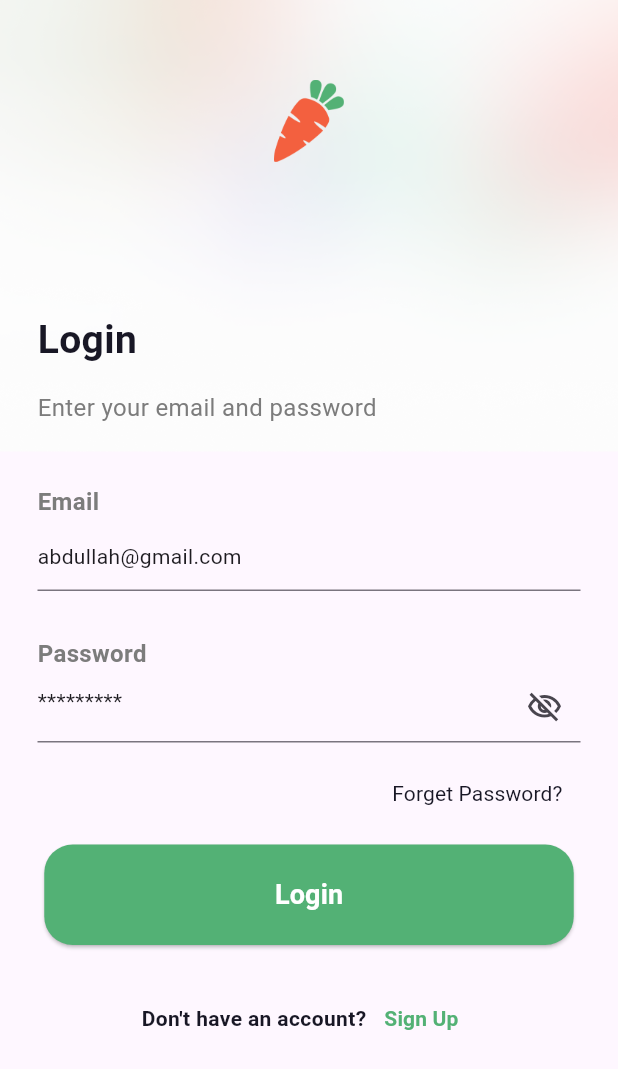
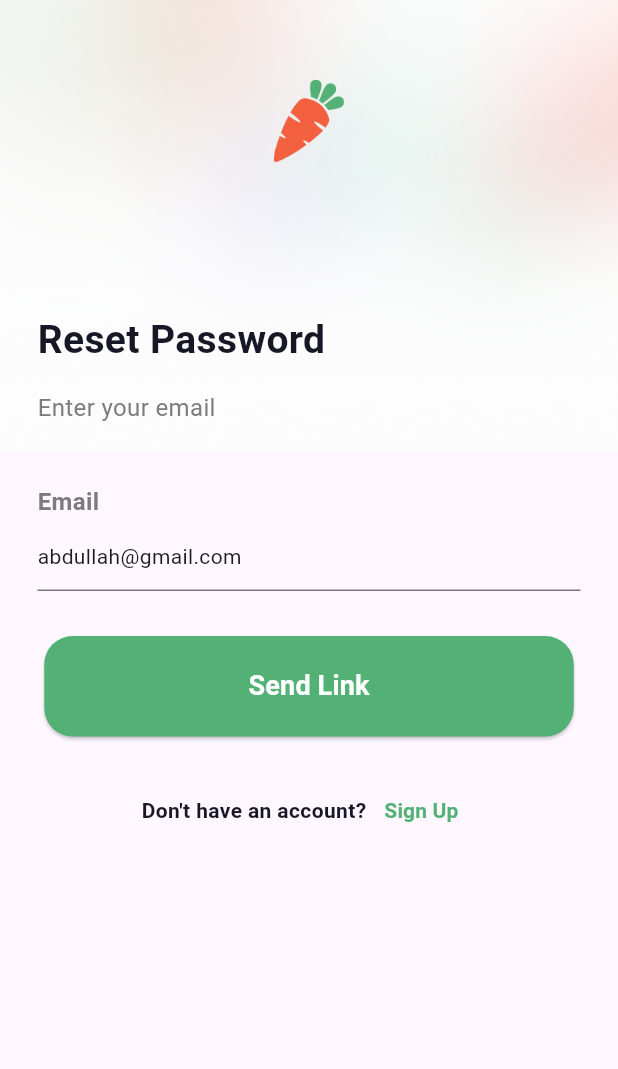
Before and after one commit to AbRehman536/batch_1_flutter, a Flutter app: the LoginScreen screen opened directly, after a tap on "Forget Password?", on a phone screen of 412 x 824 dp. Shown: the top 1069 px of the screen. Run offline on Flutter 3.47's test engine with Material 3 defaults, Android fonts, the phone set to English and light mode, and no system bars; our stand-ins replace carousel_slider, cloud_firestore, device_preview, firebase_auth, firebase_core, flutter_screenutil and 3 more; accounts and stored records are empty.

Commit message:
Login, Reset, Logout Done

```diff
--- a/lib/main.dart
+++ b/lib/main.dart
@@ -9,6 +9,7 @@ import 'package:owais_project/extra/tab_bar.dart';
 import 'package:owais_project/firebase_options.dart';
 import 'package:owais_project/screens/admin_panel/products/create_product.dart';
 import 'package:owais_project/screens/admin_panel/products/get_all_products.dart';
+import 'package:owais_project/screens/auth_screen/auth_wrapper.dart';
 import 'package:owais_project/screens/auth_screen/login.dart';
 import 'package:owais_project/screens/auth_screen/signup.dart';
 import 'package:owais_project/screens/home/beverages.dart';
@@ -60,7 +61,7 @@ class MyApp extends StatelessWidget {
             useMaterial3: true,
           ),
 
-          home: SignUpScreen(),
+          home: SplashScreen(),
         );
       },
     );
--- a/lib/screens/auth_screen/login.dart
+++ b/lib/screens/auth_screen/login.dart
@@ -1,6 +1,11 @@
 import 'package:flutter/material.dart';
 import 'package:owais_project/constants/app_assets.dart';
 import 'package:owais_project/constants/app_colors.dart';
+import 'package:owais_project/screens/admin_panel/products/get_all_products.dart';
+import 'package:owais_project/screens/auth_screen/reset_password.dart';
+import 'package:owais_project/screens/auth_screen/signup.dart';
+import 'package:owais_project/screens/home/bottom_bar.dart';
+import 'package:owais_project/services/auth.dart';
 import 'package:owais_project/utils/widgets/custom_button.dart';
 import 'package:owais_project/utils/widgets/custom_textField.dart';
 
@@ -12,6 +17,9 @@ class LoginScreen extends StatefulWidget {
 }
 
 class _LoginScreenState extends State<LoginScreen> {
+  TextEditingController emailController = TextEditingController();
+  TextEditingController passwordController = TextEditingController();
+  bool isLoading = false;
   @override
   Widget build(BuildContext context) {
     return Scaffold(
@@ -48,6 +56,7 @@ class _LoginScreenState extends State<LoginScreen> {
                     color: Color(0xff7C7C7C)
                 ),),
                 CustomTextField(
+                  controller: emailController,
                     hint: "abdullah@gmail.com"),
                 SizedBox(height: 30,),
                 Text("Password",style: TextStyle(
@@ -56,13 +65,16 @@ class _LoginScreenState extends State<LoginScreen> {
                     color: Color(0xff7C7C7C)
                 ),),
                 CustomTextField(
+                  controller: passwordController,
                   hint: "*********",
                   suffixIcon: Icon(Icons.visibility_off_outlined),
                 ),
                 SizedBox(height: 10,),
                 Align(
                   alignment: Alignment.centerRight,
-                  child: TextButton(onPressed: (){}, child: Text("Forget Password?",
+                  child: TextButton(onPressed: (){
+                    Navigator.push(context, MaterialPageRoute(builder: (context)=> ResetPassword()));
+                  }, child: Text("Forget Password?",
                     style: TextStyle(
                         fontSize: 14,
                         fontWeight: FontWeight.w400,
@@ -70,7 +82,46 @@ class _LoginScreenState extends State<LoginScreen> {
                     ),)),
                 ),
                 SizedBox(height: 10,),
-                Center(child: CustomButton(btnLabel: "Login", onPressed: (){})),
+                isLoading ? Center(child: CircularProgressIndicator(),)
+                : Center(
+                    child: CustomButton(
+                        btnLabel: "Login",
+                        onPressed: ()async{
+                          try{
+                            isLoading = true;
+                            setState(() {});
+                            await AuthService().loginUser(
+                                email: emailController.text,
+                                password: passwordController.text)
+                                .then((val){
+                                  if(val.emailVerified == true){
+                                    Navigator.pushReplacement(context, MaterialPageRoute(builder: (context)=> BottomBarScreen()));
+                                  }else{
+                                    isLoading = false;
+                                    setState(() {});
+                                    showDialog(
+                                      context: context,
+                                      builder: (BuildContext context) {
+                                        return AlertDialog(
+                                          content: Text("Kindly Verify Your Email"),
+                                          actions: [
+                                            CustomButton(btnLabel: "Back", onPressed: (){
+                                              Navigator.pop(context);
+                                            })
+                                          ],
+                                        );
+                                      },);
+                                  }
+                            });
+                          }catch(e){
+                            isLoading = false;
+                            setState(() {});
+                            ScaffoldMessenger.of(context)
+                                .showSnackBar(SnackBar(content: Text(e.toString())));
+
+                          }
+                        }
+                    )),
 
                 SizedBox(height: 25,),
                 Row(
@@ -82,7 +133,9 @@ class _LoginScreenState extends State<LoginScreen> {
                           fontWeight: FontWeight.w600,
                           color: Color(0xff181725)
                       ),),
-                    TextButton(onPressed: (){}, child: Text("Sign Up",
+                    TextButton(onPressed: (){
+                      Navigator.push(context, MaterialPageRoute(builder: (context)=> SignUpScreen()));
+                    }, child: Text("Sign Up",
                       style: TextStyle(
                           fontSize: 14,
                           fontWeight: FontWeight.w600,
--- /dev/null
+++ b/lib/screens/auth_screen/reset_password.dart
@@ -0,0 +1,125 @@
+import 'package:flutter/material.dart';
+import 'package:owais_project/constants/app_assets.dart';
+import 'package:owais_project/constants/app_colors.dart';
+import 'package:owais_project/screens/admin_panel/products/get_all_products.dart';
+import 'package:owais_project/screens/auth_screen/signup.dart';
+import 'package:owais_project/screens/home/bottom_bar.dart';
+import 'package:owais_project/services/auth.dart';
+import 'package:owais_project/utils/widgets/custom_button.dart';
+import 'package:owais_project/utils/widgets/custom_textField.dart';
+
+class ResetPassword extends StatefulWidget {
+  const ResetPassword({super.key});
+
+  @override
+  State<ResetPassword> createState() => _ResetPasswordState();
+}
+
+class _ResetPasswordState extends State<ResetPassword> {
+  TextEditingController emailController = TextEditingController();
+  bool isLoading = false;
+  @override
+  Widget build(BuildContext context) {
+    return Scaffold(
+      body: Stack(
+        children: [
+          Image.asset(AppAssets.backgroundImage),
+          Padding(
+            padding: const EdgeInsets.all(25.0),
+            child: Column(
+              crossAxisAlignment: CrossAxisAlignment.start,
+              children: [
+                SizedBox(height: 28,),
+                Align(
+                    alignment: Alignment.center,
+                    child: Image.asset(AppAssets.carrotImage,width: 47,height: 55,)),
+
+                SizedBox(height: 100,),
+                Text("Reset Password",style: TextStyle(
+                    fontSize: 26,
+                    fontWeight: FontWeight.w600,
+                    color: Color(0xff181725)
+                ),),
+                SizedBox(height: 15,),
+                Text("Enter your email "
+                  ,style: TextStyle(
+                      fontSize: 16,
+                      fontWeight: FontWeight.w400,
+                      color: Color(0xff7C7C7C)
+                  ),),
+                SizedBox(height: 40,),
+                Text("Email",style: TextStyle(
+                    fontSize: 16,
+                    fontWeight: FontWeight.w600,
+                    color: Color(0xff7C7C7C)
+                ),),
+                CustomTextField(
+                    controller: emailController,
+                    hint: "abdullah@gmail.com"),
+                SizedBox(height: 30,),
+                isLoading ? Center(child: CircularProgressIndicator(),)
+                    : Center(
+                    child: CustomButton(
+                        btnLabel: "Send Link",
+                        onPressed: ()async{
+                          try{
+                            isLoading = true;
+                            setState(() {});
+                            await AuthService().resetPassword(
+                                email: emailController.text,)
+                                .then((val){
+                              isLoading = false;
+                              setState(() {});
+                              showDialog(
+                                context: context,
+                                builder: (BuildContext context) {
+                                  return AlertDialog(
+                                    content: Text("Link Send Successfully"),
+                                    actions: [
+                                      CustomButton(
+                                          btnLabel: "Okay", onPressed: (){
+                                        Navigator.pop(context);
+                                        Navigator.pop(context);
+                                      })
+                                    ],
+                                  );
+                                },);
+                            });
+                          }catch(e){
+                            isLoading = false;
+                            setState(() {});
+                            ScaffoldMessenger.of(context)
+                                .showSnackBar(SnackBar(content: Text(e.toString())));
+
+                          }
+                        }
+                    )),
+
+                SizedBox(height: 25,),
+                Row(
+                  mainAxisAlignment: MainAxisAlignment.center,
+                  children: [
+                    Text("Don't have an account?",
+                      style: TextStyle(
+                          fontSize: 14,
+                          fontWeight: FontWeight.w600,
+                          color: Color(0xff181725)
+                      ),),
+                    TextButton(onPressed: (){
+                      Navigator.push(context, MaterialPageRoute(builder: (context)=> SignUpScreen()));
+                    }, child: Text("Sign Up",
+                      style: TextStyle(
+                          fontSize: 14,
+                          fontWeight: FontWeight.w600,
+                          color: AppColors.primaryColor
+                      ),))
+                  ],
+                )
+              ],
+            ),
+          ),
+        ],
+      ),
+    );
+  }
+}
--- a/lib/screens/auth_screen/signup.dart
+++ b/lib/screens/auth_screen/signup.dart
@@ -2,6 +2,7 @@ import 'package:flutter/material.dart';
 import 'package:owais_project/constants/app_assets.dart';
 import 'package:owais_project/constants/app_colors.dart';
 import 'package:owais_project/models/User_model.dart';
+import 'package:owais_project/screens/auth_screen/login.dart';
 import 'package:owais_project/services/auth.dart';
 import 'package:owais_project/services/user_service.dart';
 import 'package:owais_project/utils/widgets/custom_button.dart';
@@ -110,6 +111,7 @@ class _SignUpScreenState extends State<SignUpScreen> {
                                             CustomButton(
                                                 btnLabel: "Okay", onPressed: (){
                                                   Navigator.pop(context);
+                                                  Navigator.pop(context);
                                             })
                                           ],
                                         );
@@ -135,7 +137,9 @@ class _SignUpScreenState extends State<SignUpScreen> {
                           fontWeight: FontWeight.w600,
                           color: Color(0xff181725)
                       ),),
-                    TextButton(onPressed: (){}, child: Text("Login",
+                    TextButton(onPressed: (){
+                      Navigator.push(context, MaterialPageRoute(builder: (context)=> LoginScreen()));
+                    }, child: Text("Login",
                       style: TextStyle(
                           fontSize: 14,
                           fontWeight: FontWeight.w600,
--- a/lib/screens/home/bottom_bar.dart
+++ b/lib/screens/home/bottom_bar.dart
@@ -1,5 +1,7 @@
 import 'package:flutter/material.dart';
 import 'package:owais_project/constants/app_colors.dart';
+import 'package:owais_project/screens/admin_panel/category/get_all_category.dart';
+import 'package:owais_project/screens/admin_panel/products/get_all_products.dart';
 import 'package:owais_project/screens/home/explore.dart';
 import 'package:owais_project/screens/home/favorite.dart';
 import 'package:owais_project/screens/home/home.dart';
@@ -15,8 +17,8 @@ class BottomBarScreen extends StatefulWidget {
 
 class _BottomBarScreenState extends State<BottomBarScreen> {
   List<Widget> screenList = [
-    //HomeScreen(),
-   // ExploreScreen(),
+    AdminHomeScreen(),
+   AdminExploreScreen(),
     MyCartScreen(),
     FavoriteScreen(),
     ProfileScreen()
--- a/lib/screens/start_screen/onBoarding_screen.dart
+++ b/lib/screens/start_screen/onBoarding_screen.dart
@@ -1,6 +1,7 @@
 import 'package:flutter/material.dart';
 import 'package:owais_project/constants/app_assets.dart';
 import 'package:owais_project/constants/app_colors.dart';
+import 'package:owais_project/screens/auth_screen/auth_wrapper.dart';
 import 'package:owais_project/utils/widgets/custom_button.dart';
 
 class OnboardingScreen extends StatelessWidget {
@@ -33,7 +34,9 @@ class OnboardingScreen extends StatelessWidget {
                   ),),
                 CustomButton(
                     btnLabel: "Get Started",
-                    onPressed: (){}),
+                    onPressed: (){
+                      Navigator.pushReplacement(context, MaterialPageRoute(builder: (context)=> AuthWrapper()));
+                    }),
               ],
             ),
           )
```
Also changed, not shown: lib/screens/auth_screen/auth_wrapper.dart (added, +26 -0 lines), lib/screens/profile/profile.dart (+7 -0 lines), lib/screens/start_screen/splash_screen.dart (+17 -1 lines).
